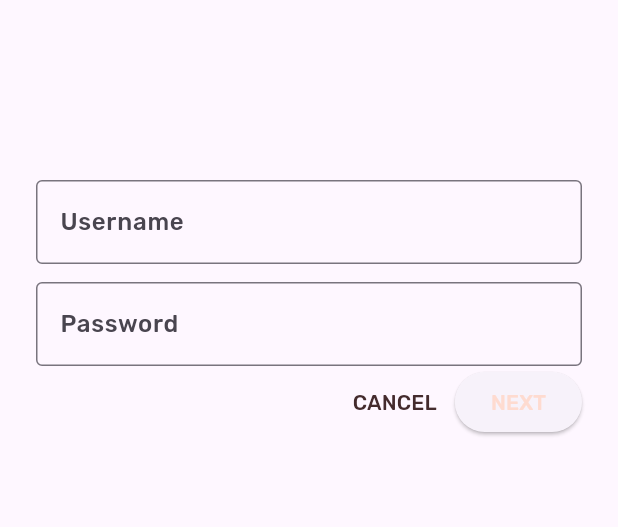
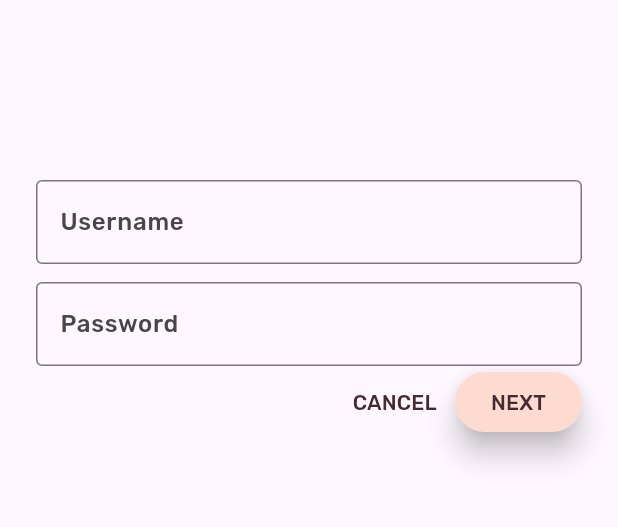
Before and after one commit to stephencarico/material-components-flutter-codelabs-101-starter, a Flutter app: the screen it shows after launch, on a phone screen of 412 x 824 dp, the part 243-770 px from its top. Run offline on Flutter 3.47's test engine with Material 2 defaults, Android fonts, the phone set to English and light mode, and no system bars.

Commit message:
add next button styling

```diff
--- a/mdc_100_series/lib/login.dart
+++ b/mdc_100_series/lib/login.dart
@@ -13,6 +13,7 @@
 // limitations under the License.
 
 import 'package:flutter/material.dart';
+import 'package:shrine/colors.dart';
 
 class LoginPage extends StatefulWidget {
   const LoginPage({Key? key}) : super(key: key);
@@ -77,6 +78,11 @@ class _LoginPageState extends State<LoginPage> {
                     onPressed: () {
                       Navigator.pop(context);
                     },
+                    style: TextButton.styleFrom(
+                      foregroundColor: kShrineBrown900,
+                      backgroundColor: kShrinePink100,
+                      elevation: 8.0,
+                    ),
                   ),
                 ]),
           ],
```
